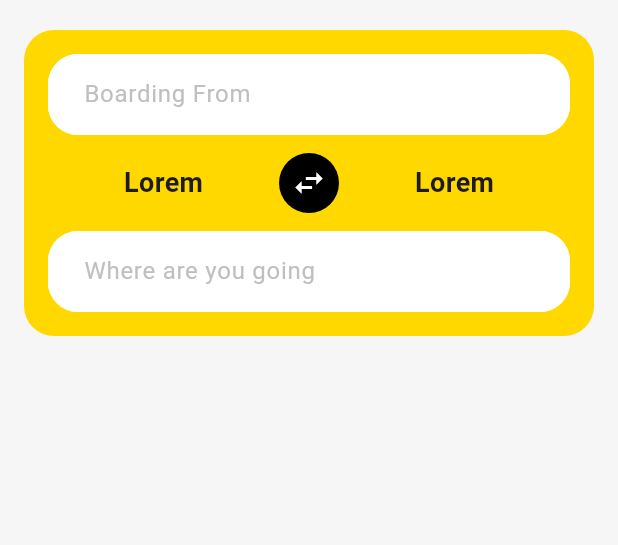
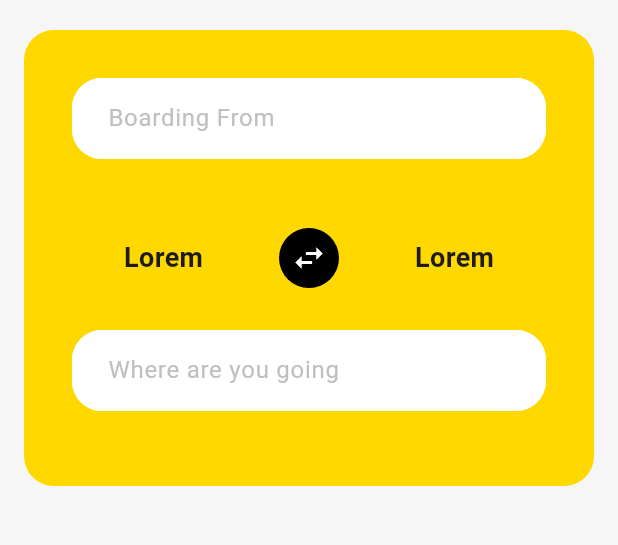
Before and after one commit to iSiRaH/transist_tracker, a Flutter app: the BusBookingHomePage screen opened directly, on a phone screen of 412 x 824 dp, the part 96-641 px from its top. Run offline on Flutter 3.47's test engine with Material 3 defaults, Android fonts, the phone set to English and light mode, and no system bars; our stand-ins replace curved_navigation_bar.

Commit message:
created a reusable component for the find bus page

```diff
--- a/lib/pages/find_bus_page.dart
+++ b/lib/pages/find_bus_page.dart
@@ -1,5 +1,5 @@
 import 'package:flutter/material.dart';
-import 'package:transist_tracker/utils/colors.dart';
+import '../widgets/reusable/find_bus_page/destination_input_field.dart';
 void main() {
   runApp(const FindBusPage());
 }
@@ -64,41 +64,12 @@ class BusBookingHomePage extends StatelessWidget {
             child: Column(
               children: [
 
-                  TextField(
-                    decoration: InputDecoration(
-                      hintText: "Boarding From",
-                      hintStyle: TextStyle(
-                        color: mainAsh,
-                      ),
-                      contentPadding: const EdgeInsets.symmetric(horizontal: 20.0, vertical: 15.0),
-                      filled: true,
-                      fillColor: Colors.white,
-                      border: OutlineInputBorder(
-                        borderRadius: BorderRadius.circular(20.0),
-                        borderSide: BorderSide(
-                          color: Colors.white,
-                          width: 2.0,
-                        ),
-                      ),
-                      focusedBorder: OutlineInputBorder(
-                        borderRadius: BorderRadius.circular(20.0),
-                        borderSide: BorderSide(
-                          color: Colors.white,
-                          width: 2.0,
-                        ),
-                      ),
-                      enabledBorder: OutlineInputBorder(
-                        borderRadius: BorderRadius.circular(20.0),
-                        borderSide: BorderSide(
-                          color: Colors.white,
-                          width: 2.0,
-                        ),
-                      ),
-                    ),
+                DestinationInputField(
+                    hintname: "Boarding From",
                   ),
 
+                const SizedBox(height: 12,),
 
-                const SizedBox(height: 12,),
                 Row(
                   mainAxisAlignment: MainAxisAlignment.spaceEvenly,
                   children: [
@@ -110,53 +81,15 @@ class BusBookingHomePage extends StatelessWidget {
                     const Text("Lorem", style: TextStyle(fontSize: 18, fontWeight: FontWeight.bold),),
                   ],
                 ),
+
                 const SizedBox(height: 12,),
 
-                TextField(
-                    decoration: InputDecoration(
-                      hintText: "Where are you going",
-                      hintStyle: TextStyle(
-                        color: mainAsh,
-                      ),
-                      contentPadding: const EdgeInsets.symmetric(horizontal: 20.0, vertical: 15.0),
-                      filled: true,
-                      fillColor: Colors.white,
-                      border: OutlineInputBorder(
-                        borderRadius: BorderRadius.circular(20.0),
-                        borderSide: BorderSide(
-                          color: Colors.white,
-                          width: 2.0,
-                        ),
-                      ),
-                      focusedBorder: OutlineInputBorder(
-                        borderRadius: BorderRadius.circular(20.0),
-                        borderSide: BorderSide(
-                          color: Colors.white,
-                          width: 2.0,
-                        ),
-                      ),
-                      enabledBorder: OutlineInputBorder(
-                        borderRadius: BorderRadius.circular(20.0),
-                        borderSide: BorderSide(
-                          color: Colors.white,
-                          width: 2.0,
-                        ),
-                      ),
-                    ),
-                  ),
-
-
-
-
-
-
-
+                DestinationInputField(
+                  hintname: "Where are you going",
+                ),
               ],
             ),
            ),
-
-
-
           ],
          ),
       ),
--- /dev/null
+++ b/lib/widgets/reusable/find_bus_page/destination_input_field.dart
@@ -0,0 +1,53 @@
+import 'package:flutter/material.dart';
+import 'package:transist_tracker/utils/colors.dart';
+
+class DestinationInputField extends StatelessWidget {
+  final String hintname;
+
+  const DestinationInputField({super.key, required this.hintname});
+
+  @override
+  Widget build(BuildContext context) {
+    return Container(
+
+      padding:const EdgeInsets.all(16.0),
+      margin: const EdgeInsets.only(bottom:18 ),
+      child: TextField(
+        keyboardType: TextInputType.name,
+        decoration: InputDecoration(
+          hintText: hintname,
+          hintStyle: TextStyle(
+            color: mainAsh,
+          ),
+          contentPadding: const EdgeInsets.symmetric(horizontal: 20.0, vertical: 15.0),
+          filled:true,
+          fillColor: Colors.white,
+          border: OutlineInputBorder(
+            borderRadius: BorderRadius.circular(20.0),
+            borderSide: BorderSide(
+              color: Colors.white,
+              width: 2.0,
+            )
+          ),
+          focusedBorder: OutlineInputBorder(
+            borderRadius: BorderRadius.circular(20.0),
+            borderSide: BorderSide(
+              color:Colors.white,
+              width: 2.0
+            )
+          ),
+          enabledBorder: OutlineInputBorder(
+            borderRadius: BorderRadius.circular(20.0),
+            borderSide: BorderSide(
+              color: Colors.white,
+              width: 2.0,
+            )
+          )
+        ),
+
+
+      ),
+
+    );
+  }
+}
```
Also changed, not shown: 4 other files.
